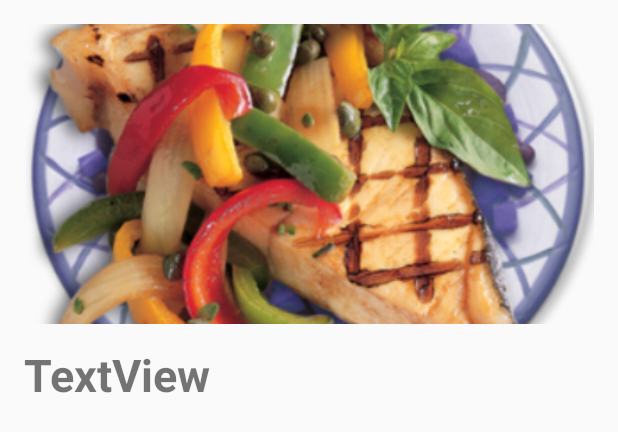
After one commit to 3bugs/WhatToEat-CP-SU-2559-Live, an Android app: the layout activity_food_detail.xml on its own in the app's theme, with its tools: preview values and no code run, on a phone screen of 412 x 824 dp. The commit adds this screen. Shown: the top 432 px of the screen. Run offline under Robolectric (Android 15) with nearby library versions, the phone set to English and light mode, and no system bars.

Commit message:
Add FoodDetailActivity

```diff
--- /dev/null
+++ b/app/src/main/res/layout/activity_food_detail.xml
@@ -0,0 +1,36 @@
+<?xml version="1.0" encoding="utf-8"?>
+<RelativeLayout
+    xmlns:app="http://schemas.android.com/apk/res-auto"
+    android:id="@+id/activity_food_detail"
+    xmlns:android="http://schemas.android.com/apk/res/android"
+    xmlns:tools="http://schemas.android.com/tools"
+    android:layout_width="match_parent"
+    android:layout_height="match_parent"
+    android:paddingBottom="@dimen/activity_vertical_margin"
+    android:paddingLeft="@dimen/activity_horizontal_margin"
+    android:paddingRight="@dimen/activity_horizontal_margin"
+    android:paddingTop="@dimen/activity_vertical_margin"
+    tools:context="com.example.whattoeat.FoodDetailActivity">
+
+    <TextView
+        android:text="TextView"
+        android:layout_width="wrap_content"
+        android:layout_height="wrap_content"
+        android:layout_below="@+id/food_image_view"
+        android:layout_alignParentLeft="true"
+        android:layout_alignParentStart="true"
+        android:layout_marginTop="13dp"
+        android:id="@+id/food_name_text_view"
+        android:textSize="30sp"
+        android:textStyle="normal|bold"/>
+
+    <ImageView
+        android:layout_width="match_parent"
+        android:layout_height="200dp"
+        app:srcCompat="@drawable/food"
+        android:id="@+id/food_image_view"
+        android:scaleType="centerCrop"
+        android:layout_alignParentTop="true"
+        android:layout_alignParentLeft="true"
+        android:layout_alignParentStart="true"/>
+</RelativeLayout>
```
Also changed, not shown: app/src/main/AndroidManifest.xml (+6 -5 lines), app/src/main/java/com/example/whattoeat/FoodDetailActivity.java (added, +31 -0 lines), app/src/main/java/com/example/whattoeat/FoodListActivity.java (+19 -2 lines).
